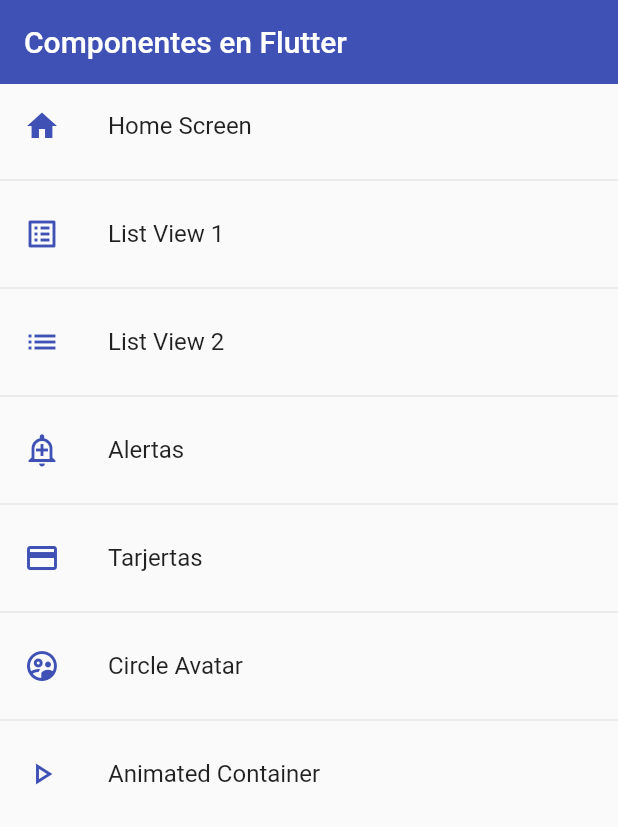
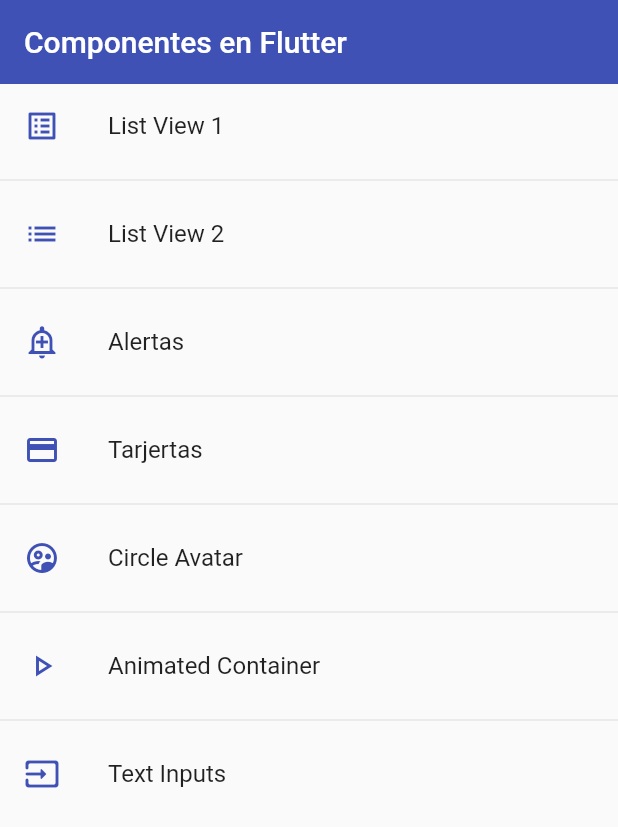
Before and after one commit to AgnosticSix/fl_components, a Flutter app: the screen it shows after launch, on a phone screen of 412 x 824 dp. Shown: the top 827 px of the screen. Run offline on Flutter 3.47's test engine with Material 2 defaults, Android fonts, the phone set to English and light mode, and no system bars.

```diff
--- a/lib/router/app_routes.dart
+++ b/lib/router/app_routes.dart
@@ -6,12 +6,6 @@ class AppRoutes {
   static const initialRoute = 'home';
 
   static final menuOptions = <MenuOption>[
-    //TODO: borrar home
-    MenuOption(
-        route: 'home',
-        name: 'Home Screen',
-        screen: const HomeScreen(),
-        icon: Icons.home),
     MenuOption(
         route: 'listview1',
         name: 'List View 1',
@@ -42,10 +36,17 @@ class AppRoutes {
         name: 'Animated Container',
         screen: const AnimatedScreen(),
         icon: Icons.play_arrow_outlined),
+    MenuOption(
+        route: 'inputs',
+        name: 'Text Inputs',
+        screen: const InputsScreen(),
+        icon: Icons.input_rounded),
   ];
 
   static Map<String, Widget Function(BuildContext)> getAppRoutes() {
     Map<String, Widget Function(BuildContext)> appRoutes = {};
+
+    appRoutes.addAll({'home': (BuildContext context) => const HomeScreen()});
 
     for (final option in menuOptions) {
       appRoutes.addAll({option.route: (BuildContext context) => option.screen});
--- a/lib/screens/screens.dart
+++ b/lib/screens/screens.dart
@@ -1,8 +1,8 @@
+export 'package:fl_components/screens/alert_screen.dart';
 export 'package:fl_components/screens/animated_screen.dart';
-
-export 'package:fl_components/screens/alert_screen.dart';
 export 'package:fl_components/screens/avatar_screen.dart';
 export 'package:fl_components/screens/card_screen.dart';
 export 'package:fl_components/screens/home_screen.dart';
+export 'package:fl_components/screens/inputs_screen.dart';
 export 'package:fl_components/screens/listview1_screen.dart';
 export 'package:fl_components/screens/listview2_screen.dart';
```
Also changed, not shown: lib/screens/inputs_screen.dart (added, +26 -0 lines).
